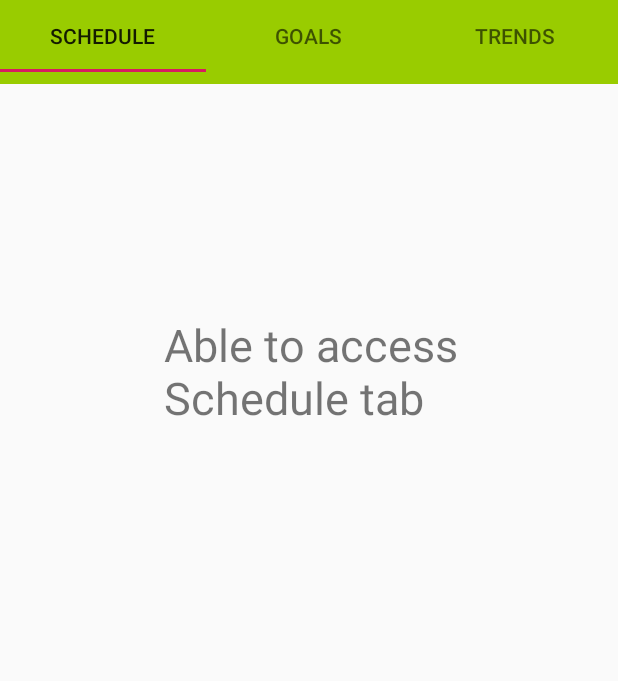
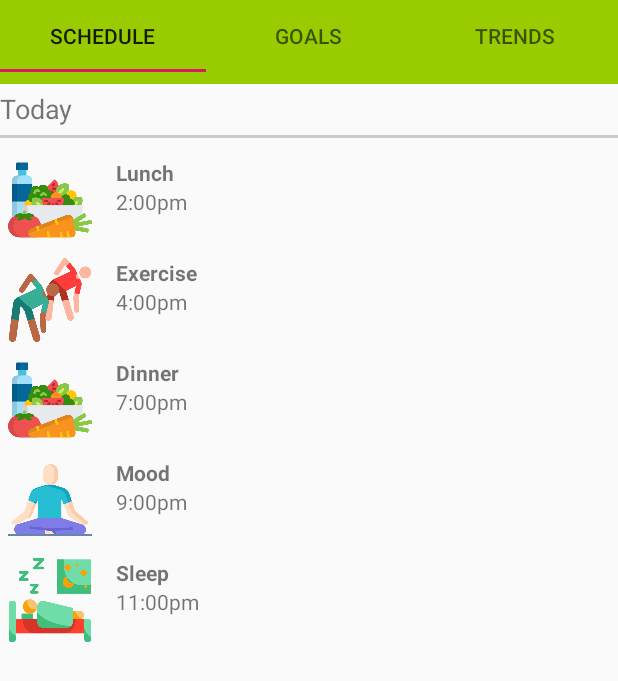
Before and after one commit to mskopic/HealthApp_test, an Android app: the screen it shows after launch (MainActivity), on a phone screen of 412 x 824 dp. Shown: the top 681 px of the screen. Run offline under Robolectric (Android 15) with nearby library versions, the phone set to English and light mode, and no system bars.

Commit message:
Horizontal Prototype
The horizontal proto for Schedule_tab

```diff
--- a/app/src/main/java/com/example/healthapp_test/MainActivity.java
+++ b/app/src/main/java/com/example/healthapp_test/MainActivity.java
@@ -32,6 +32,7 @@ public class MainActivity extends AppCompatActivity {
         // Give the TabLayout the ViewPager
         TabLayout tabLayout = (TabLayout) findViewById(R.id.tabs);
         tabLayout.setupWithViewPager(viewPager);
+
     }
 
 
--- /dev/null
+++ b/app/src/main/java/com/example/healthapp_test/RecyclerViewAdapter.java
@@ -0,0 +1,87 @@
+package com.example.healthapp_test;
+
+import android.app.Dialog;
+import android.content.Context;
+import android.graphics.Color;
+import android.graphics.drawable.ColorDrawable;
+import android.support.annotation.NonNull;
+import android.support.v7.widget.RecyclerView;
+import android.view.LayoutInflater;
+import android.view.View;
+import android.view.ViewGroup;
+import android.widget.ImageView;
+import android.widget.LinearLayout;
+import android.widget.TextView;
+import android.widget.Toast;
+
+import org.w3c.dom.Text;
+
+import java.util.List;
+
+public class RecyclerViewAdapter extends RecyclerView.Adapter<RecyclerViewAdapter.MyViewHolder> {
+
+    Context mContext;
+    List<Schedule> mData;
+    Dialog myDialog;
+
+    public RecyclerViewAdapter(Context mContext, List<Schedule> mData) {
+        this.mContext = mContext;
+        this.mData = mData;
+    }
+
+    @NonNull
+    @Override
+    public MyViewHolder onCreateViewHolder(@NonNull ViewGroup viewGroup, int i) {
+
+        View v;
+        v = LayoutInflater.from(mContext).inflate(R.layout.item_contact, viewGroup, false);
+        final MyViewHolder vHolder = new MyViewHolder(v);
+
+        // Dialog initiate
+
+        myDialog = new Dialog(mContext);
+        myDialog.setContentView(R.layout.dialog_task);
+        myDialog.getWindow().setBackgroundDrawable(new ColorDrawable(Color.TRANSPARENT));
+        vHolder.item_contact.setOnClickListener(new View.OnClickListener(){
+            @Override
+            public void onClick(View v) {
+                TextView dialog_name_tv = (TextView) myDialog.findViewById(R.id.dialog_name_id);
+                TextView dialog_phone_tv = (TextView) myDialog.findViewById(R.id.dialog_phone_id);
+                ImageView dialog_contact_img = (ImageView) myDialog.findViewById(R.id.dialog_img);
+                dialog_name_tv.setText(mData.get(vHolder.getAdapterPosition()).getName());
+                dialog_phone_tv.setText(mData.get(vHolder.getAdapterPosition()).getPhone());
+                dialog_contact_img.setImageResource(mData.get(vHolder.getAdapterPosition()).getPhoto());
+                myDialog.show();
+            }
+        });
+        return vHolder;
+    }
+
+    @Override
+    public void onBindViewHolder(@NonNull MyViewHolder myViewHolder, int i) {
+        myViewHolder.tv_name.setText(mData.get(i).getName());
+        myViewHolder.tv_phone.setText(mData.get(i).getPhone());
+        myViewHolder.img.setImageResource(mData.get(i).getPhoto());
+    }
+
+    @Override
+    public int getItemCount() {
+        return mData.size();
+    }
+
+    public static class MyViewHolder extends RecyclerView.ViewHolder {
+        private LinearLayout item_contact;
+        private TextView tv_name;
+        private TextView tv_phone;
+        private ImageView img;
+
+
+        public MyViewHolder(@NonNull View itemView) {
+            super(itemView);
+            item_contact = (LinearLayout) itemView.findViewById(R.id.contact_item_id);
+            tv_name = (TextView) itemView.findViewById(R.id.name_contact);
+            tv_phone = (TextView) itemView.findViewById(R.id.phone_contact);
+            img = (ImageView) itemView.findViewById(R.id.img_contact);
+        }
+    }
+}
--- /dev/null
+++ b/app/src/main/java/com/example/healthapp_test/Schedule.java
@@ -0,0 +1,40 @@
+package com.example.healthapp_test;
+
+public class Schedule {
+    private String Name;
+    private String Phone;
+    private int Photo;
+
+    public Schedule() {
+    }
+
+    public Schedule(String name, String phone, int photo) {
+        Name = name;
+        Phone = phone;
+        Photo = photo;
+    }
+
+    public String getName() {
+        return Name;
+    }
+
+    public String getPhone() {
+        return Phone;
+    }
+
+    public int getPhoto() {
+        return Photo;
+    }
+
+    public void setName(String name) {
+        Name = name;
+    }
+
+    public void setPhone(String phone) {
+        Phone = phone;
+    }
+
+    public void setPhoto(int photo) {
+        Photo = photo;
+    }
+}
--- a/app/src/main/java/com/example/healthapp_test/ScheduleTab.java
+++ b/app/src/main/java/com/example/healthapp_test/ScheduleTab.java
@@ -4,9 +4,14 @@ import android.content.Context;
 import android.net.Uri;
 import android.os.Bundle;
 import android.support.v4.app.Fragment;
+import android.support.v7.widget.LinearLayoutManager;
+import android.support.v7.widget.RecyclerView;
 import android.view.LayoutInflater;
 import android.view.View;
 import android.view.ViewGroup;
+
+import java.util.ArrayList;
+import java.util.List;
 
 
 /**
@@ -18,6 +23,13 @@ import android.view.ViewGroup;
  * create an instance of this fragment.
  */
 public class ScheduleTab extends Fragment {
+
+    View v;
+    private RecyclerView myRecyclerView;
+    private List<Schedule> firstContact;
+
+
+
     // TODO: Rename parameter arguments, choose names that match
     // the fragment initialization parameters, e.g. ARG_ITEM_NUMBER
     private static final String ARG_PARAM1 = "param1";
@@ -58,13 +70,25 @@ public class ScheduleTab extends Fragment {
             mParam1 = getArguments().getString(ARG_PARAM1);
             mParam2 = getArguments().getString(ARG_PARAM2);
         }
+        firstContact = new ArrayList<>();
+        firstContact.add(new Schedule("Lunch", "2:00pm", R.drawable.diet));
+        firstContact.add(new Schedule("Exercise", "4:00pm", R.drawable.exercise));
+        firstContact.add(new Schedule("Dinner", "7:00pm", R.drawable.diet));
+        firstContact.add(new Schedule("Mood", "9:00pm", R.drawable.mood));
+        firstContact.add(new Schedule("Sleep", "11:00pm", R.drawable.sleep));
+
     }
 
     @Override
     public View onCreateView(LayoutInflater inflater, ViewGroup container,
                              Bundle savedInstanceState) {
         // Inflate the layout for this fragment
-        return inflater.inflate(R.layout.fragment_schedule_tab, container, false);
+        v = inflater.inflate(R.layout.fragment_schedule_tab, container, false);
+        myRecyclerView = (RecyclerView) v.findViewById(R.id.recyclerView);
+        RecyclerViewAdapter recyclerAdapter = new RecyclerViewAdapter(getContext(), firstContact);
+        myRecyclerView.setLayoutManager(new LinearLayoutManager(getActivity()));
+        myRecyclerView.setAdapter(recyclerAdapter);
+        return v;
     }
 
     // TODO: Rename method, update argument and hook method into UI event
--- /dev/null
+++ b/app/src/main/res/drawable/ic_call.xml
@@ -0,0 +1,9 @@
+<vector xmlns:android="http://schemas.android.com/apk/res/android"
+        android:width="24dp"
+        android:height="24dp"
+        android:viewportWidth="24.0"
+        android:viewportHeight="24.0">
+    <path
+        android:fillColor="#FF000000"
+        android:pathData="M6.62,10.79c1.44,2.83 3.76,5.14 6.59,6.59l2.2,-2.2c0.27,-0.27 0.67,-0.36 1.02,-0.24 1.12,0.37 2.33,0.57 3.57,0.57 0.55,0 1,0.45 1,1V20c0,0.55 -0.45,1 -1,1 -9.39,0 -17,-7.61 -17,-17 0,-0.55 0.45,-1 1,-1h3.5c0.55,0 1,0.45 1,1 0,1.25 0.2,2.45 0.57,3.57 0.11,0.35 0.03,0.74 -0.25,1.02l-2.2,2.2z"/>
+</vector>
--- a/app/src/main/res/layout/fragment_schedule_tab.xml
+++ b/app/src/main/res/layout/fragment_schedule_tab.xml
@@ -7,20 +7,26 @@
 
     <!-- TODO: Update blank fragment layout -->
 
+    <TextView
+        android:layout_width="wrap_content"
+        android:layout_height="wrap_content"
+        android:layout_gravity="center"
+        android:text="Today"
+        android:textSize="18sp"
+        android:layout_marginTop="60dp"/>
 
-    <TextView
-        android:id="@+id/working1"
-        android:layout_width="212dp"
-        android:layout_height="231dp"
-        android:layout_alignParentLeft="true"
+    <View
+        android:layout_width="match_parent"
+        android:layout_height="2dp"
+        android:background="#cbcbcb"
+        android:layout_marginTop="90dp"/>
+
+    <android.support.v7.widget.RecyclerView
+        android:id="@+id/recyclerView"
+        android:layout_width="match_parent"
+        android:layout_height="wrap_content"
         android:layout_alignParentTop="true"
-        android:layout_alignParentRight="true"
-        android:layout_alignParentBottom="true"
-        android:layout_marginLeft="109dp"
-        android:layout_marginTop="209dp"
-        android:layout_marginRight="90dp"
-        android:layout_marginBottom="291dp"
-        android:text="Able to access Schedule tab"
-        android:textSize="30sp" />
+        android:layout_marginTop="100dp"></android.support.v7.widget.RecyclerView>
+
 
 </RelativeLayout>
--- /dev/null
+++ b/app/src/main/res/layout/item_contact.xml
@@ -0,0 +1,46 @@
+<?xml version="1.0" encoding="utf-8"?>
+<LinearLayout xmlns:android="http://schemas.android.com/apk/res/android"
+    android:orientation="horizontal"
+    android:layout_width="match_parent"
+    android:layout_height="wrap_content"
+    android:padding="5dp"
+    android:id="@+id/contact_item_id">
+
+    <ImageView
+        android:layout_width="56dp"
+        android:layout_height="56dp"
+        android:src="@mipmap/ic_launcher_round"
+        android:id="@+id/img_contact"/>
+    <LinearLayout
+        android:layout_width="wrap_content"
+        android:layout_height="wrap_content"
+        android:orientation="vertical"
+        android:layout_marginLeft="16dp"
+        >
+        <TextView
+            android:layout_width="wrap_content"
+            android:layout_height="wrap_content"
+            android:textStyle="bold"
+            android:text="Contact Name"
+            android:id="@+id/name_contact"/>
+        <TextView
+            android:layout_width="wrap_content"
+            android:layout_height="wrap_content"
+            android:text="Phone Number here"
+            android:id="@+id/phone_contact"
+            />
+    </LinearLayout>
+
+    <!--<LinearLayout-->
+        <!--android:gravity="end"-->
+        <!--android:layout_width="match_parent"-->
+        <!--android:layout_height="match_parent">-->
+
+        <!--<ImageView-->
+            <!--android:layout_gravity="center_vertical"-->
+            <!--android:layout_width="wrap_content"-->
+            <!--android:layout_height="match_parent"-->
+            <!--android:src="@drawable/ic_call" />-->
+    <!--</LinearLayout>-->
+
+</LinearLayout>
```
Also changed, not shown: app/src/main/java/com/example/healthapp_test/ViewPagerAdapter.java (added, +39 -0 lines), app/src/main/res/layout/dialog_task.xml (added, +56 -0 lines), app/src/main/res/drawable/diet.png (added), app/src/main/res/drawable/exercise.png (added), app/src/main/res/drawable/mood.png (added), app/src/main/res/drawable/sleep.png (added).
